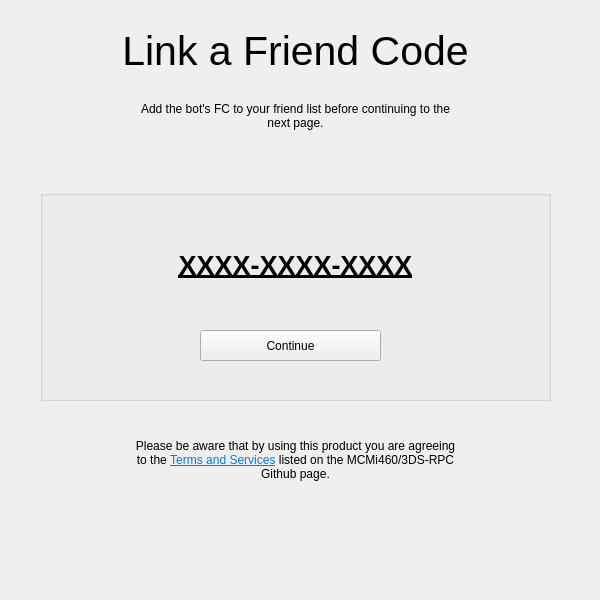
Old version of the form layout/mainwindow.ui in the repository 3DS-RPC/3DS-RPC-Desktop.
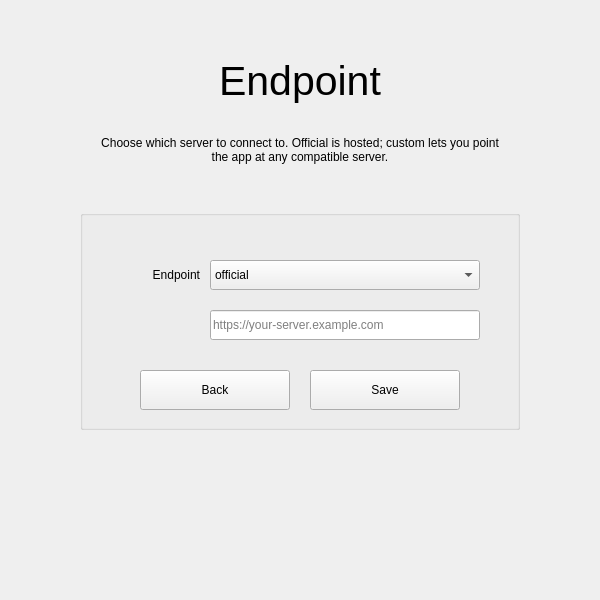
New version of the form. The open tabs and pages were chosen to show the change.

Commit message: Migrate to API key auth with endpoint selection, Client v0.32

The edit to the form file:
```diff
--- a/layout/mainwindow.ui
+++ b/layout/mainwindow.ui
@@ -29,85 +29,26 @@
     <widget class="QLabel" name="description">
      <property name="geometry">
       <rect>
-       <x>130</x>
-       <y>80</y>
-       <width>331</width>
-       <height>71</height>
+       <x>190</x>
+       <y>25</y>
+       <width>220</width>
+       <height>220</height>
       </rect>
      </property>
      <property name="text">
-      <string>Add the bot's FC to your friend list before continuing to the next page.</string>
-     </property>
-     <property name="alignment">
-      <set>Qt::AlignCenter</set>
-     </property>
-     <property name="wordWrap">
-      <bool>true</bool>
-     </property>
-    </widget>
-    <widget class="QGroupBox" name="section">
-     <property name="geometry">
-      <rect>
-       <x>40</x>
-       <y>190</y>
-       <width>511</width>
-       <height>211</height>
-      </rect>
-     </property>
-     <property name="title">
       <string/>
      </property>
-     <widget class="QPushButton" name="continueButton">
-      <property name="geometry">
-       <rect>
-        <x>160</x>
-        <y>140</y>
-        <width>181</width>
-        <height>31</height>
-       </rect>
-      </property>
-      <property name="cursor">
-       <cursorShape>PointingHandCursor</cursorShape>
-      </property>
-      <property name="text">
-       <string>Continue</string>
-      </property>
-     </widget>
-     <widget class="QLabel" name="botFCLabel">
-      <property name="geometry">
-       <rect>
-        <x>90</x>
-        <y>40</y>
-        <width>331</width>
-        <height>71</height>
-       </rect>
-      </property>
-      <property name="font">
-       <font>
-        <pointsize>20</pointsize>
-        <weight>75</weight>
-        <bold>true</bold>
-        <underline>true</underline>
-       </font>
-      </property>
-      <property name="text">
-       <string>XXXX-XXXX-XXXX</string>
-      </property>
-      <property name="alignment">
-       <set>Qt::AlignCenter</set>
-      </property>
-      <property name="wordWrap">
-       <bool>true</bool>
-      </property>
-     </widget>
+     <property name="scaledContents">
+      <bool>true</bool>
+     </property>
     </widget>
     <widget class="QLabel" name="title">
      <property name="geometry">
       <rect>
        <x>100</x>
-       <y>20</y>
-       <width>391</width>
-       <height>61</height>
+       <y>255</y>
+       <width>400</width>
+       <height>60</height>
       </rect>
      </property>
      <property name="font">
@@ -116,19 +57,54 @@
       </font>
      </property>
      <property name="text">
-      <string>Link a Friend Code</string>
+      <string>Welcome</string>
      </property>
      <property name="alignment">
       <set>Qt::AlignCenter</set>
      </property>
     </widget>
+    <widget class="QLabel" name="description">
+     <property name="geometry">
+      <rect>
+       <x>100</x>
+       <y>315</y>
+       <width>400</width>
+       <height>75</height>
+      </rect>
+     </property>
+     <property name="text">
+      <string>Choose your endpoint and enter your API key to get started.</string>
+     </property>
+     <property name="alignment">
+      <set>Qt::AlignCenter</set>
+     </property>
+     <property name="wordWrap">
+      <bool>true</bool>
+     </property>
+    </widget>
+    <widget class="QPushButton" name="continueButton">
+     <property name="geometry">
+      <rect>
+       <x>180</x>
+       <y>410</y>
+       <width>240</width>
+       <height>45</height>
+      </rect>
+     </property>
+     <property name="cursor">
+      <cursorShape>PointingHandCursor</cursorShape>
+     </property>
+     <property name="text">
+      <string>Continue</string>
+     </property>
+    </widget>
     <widget class="QLabel" name="description_2">
      <property name="geometry">
       <rect>
-       <x>130</x>
-       <y>420</y>
-       <width>331</width>
-       <height>81</height>
+       <x>110</x>
+       <y>500</y>
+       <width>380</width>
+       <height>80</height>
       </rect>
      </property>
      <property name="text">
@@ -145,6 +121,158 @@
      </property>
     </widget>
    </widget>
+   <widget class="QWidget" name="endpoint">
+    <widget class="QLabel" name="endpointTitle">
+     <property name="geometry">
+      <rect>
+       <x>100</x>
+       <y>50</y>
+       <width>400</width>
+       <height>60</height>
+      </rect>
+     </property>
+     <property name="font">
+      <font>
+       <pointsize>31</pointsize>
+      </font>
+     </property>
+     <property name="text">
+      <string>Endpoint</string>
+     </property>
+     <property name="alignment">
+      <set>Qt::AlignCenter</set>
+     </property>
+    </widget>
+    <widget class="QLabel" name="endpointDescription">
+     <property name="geometry">
+      <rect>
+       <x>100</x>
+       <y>115</y>
+       <width>400</width>
+       <height>70</height>
+      </rect>
+     </property>
+     <property name="text">
+      <string>Choose which server to connect to. Official is hosted; custom lets you point the app at any compatible server.</string>
+     </property>
+     <property name="alignment">
+      <set>Qt::AlignCenter</set>
+     </property>
+     <property name="wordWrap">
+      <bool>true</bool>
+     </property>
+    </widget>
+    <widget class="QGroupBox" name="section3">
+     <property name="geometry">
+      <rect>
+       <x>80</x>
+       <y>210</y>
+       <width>440</width>
+       <height>220</height>
+      </rect>
+     </property>
+     <property name="title">
+      <string/>
+     </property>
+     <widget class="QComboBox" name="endpointInput">
+      <property name="geometry">
+       <rect>
+        <x>130</x>
+        <y>50</y>
+        <width>270</width>
+        <height>30</height>
+       </rect>
+      </property>
+      <item>
+       <property name="text">
+        <string>official</string>
+       </property>
+      </item>
+      <item>
+       <property name="text">
+        <string>custom</string>
+       </property>
+      </item>
+     </widget>
+     <widget class="QLabel" name="endpointLabel">
+      <property name="geometry">
+       <rect>
+        <x>30</x>
+        <y>50</y>
+        <width>90</width>
+        <height>30</height>
+       </rect>
+      </property>
+      <property name="text">
+       <string>Endpoint</string>
+      </property>
+      <property name="alignment">
+       <set>Qt::AlignRight|Qt::AlignVCenter</set>
+      </property>
+     </widget>
+     <widget class="QLineEdit" name="customEndpointInput">
+      <property name="geometry">
+       <rect>
+        <x>130</x>
+        <y>100</y>
+        <width>270</width>
+        <height>30</height>
+       </rect>
+      </property>
+      <property name="placeholderText">
+       <string>https://your-server.example.com</string>
+      </property>
+     </widget>
+     <widget class="QLabel" name="endpointHint">
+      <property name="geometry">
+       <rect>
+        <x>130</x>
+        <y>133</y>
+        <width>270</width>
+        <height>22</height>
+       </rect>
+      </property>
+      <property name="text">
+       <string/>
+      </property>
+      <property name="alignment">
+       <set>Qt::AlignCenter</set>
+      </property>
+     </widget>
+     <widget class="QPushButton" name="saveEndpointButton">
+      <property name="geometry">
+       <rect>
+        <x>230</x>
+        <y>160</y>
+        <width>150</width>
+        <height>40</height>
+       </rect>
+      </property>
+      <property name="cursor">
+       <cursorShape>PointingHandCursor</cursorShape>
+      </property>
+      <property name="text">
+       <string>Save</string>
+      </property>
+     </widget>
+     <widget class="QPushButton" name="backEndpointButton">
+      <property name="geometry">
+       <rect>
+        <x>60</x>
+        <y>160</y>
+        <width>150</width>
+        <height>40</height>
+       </rect>
+      </property>
+      <property name="cursor">
+       <cursorShape>PointingHandCursor</cursorShape>
+      </property>
+      <property name="text">
+       <string>Back</string>
+      </property>
+     </widget>
+    </widget>
+   </widget>
    <widget class="QWidget" name="link">
     <widget class="QLabel" name="description2">
      <property name="geometry">
```
Left out of the diff: 333 changed lines with no effect on the pictures. The commit also changes 4 other files.
